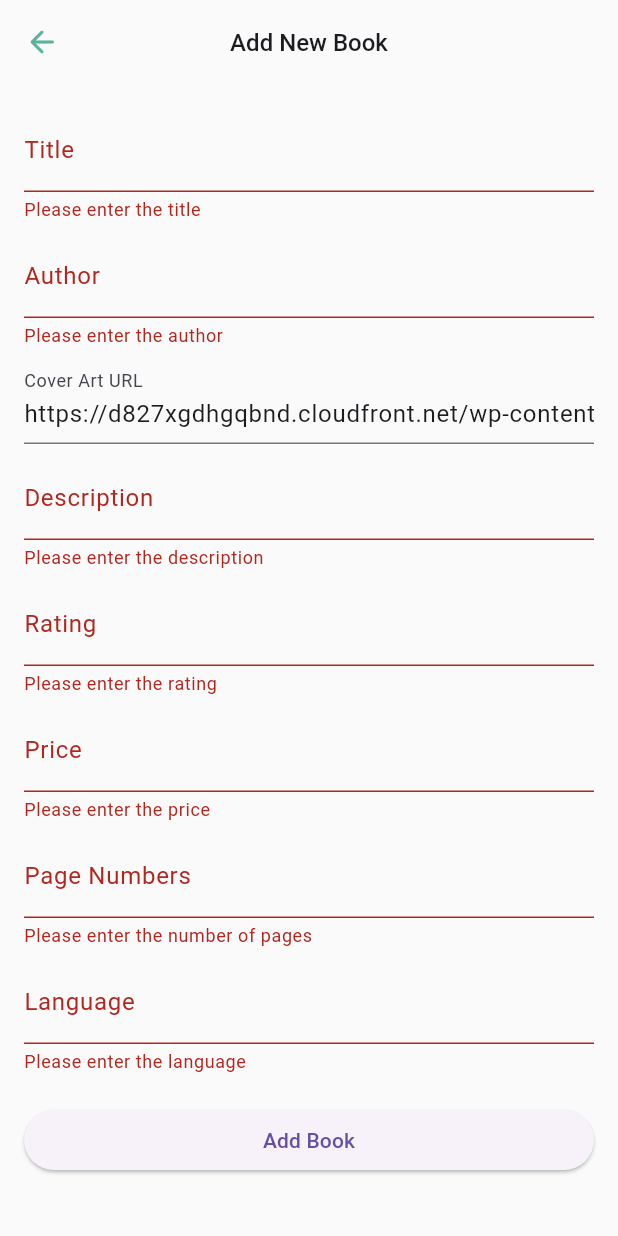
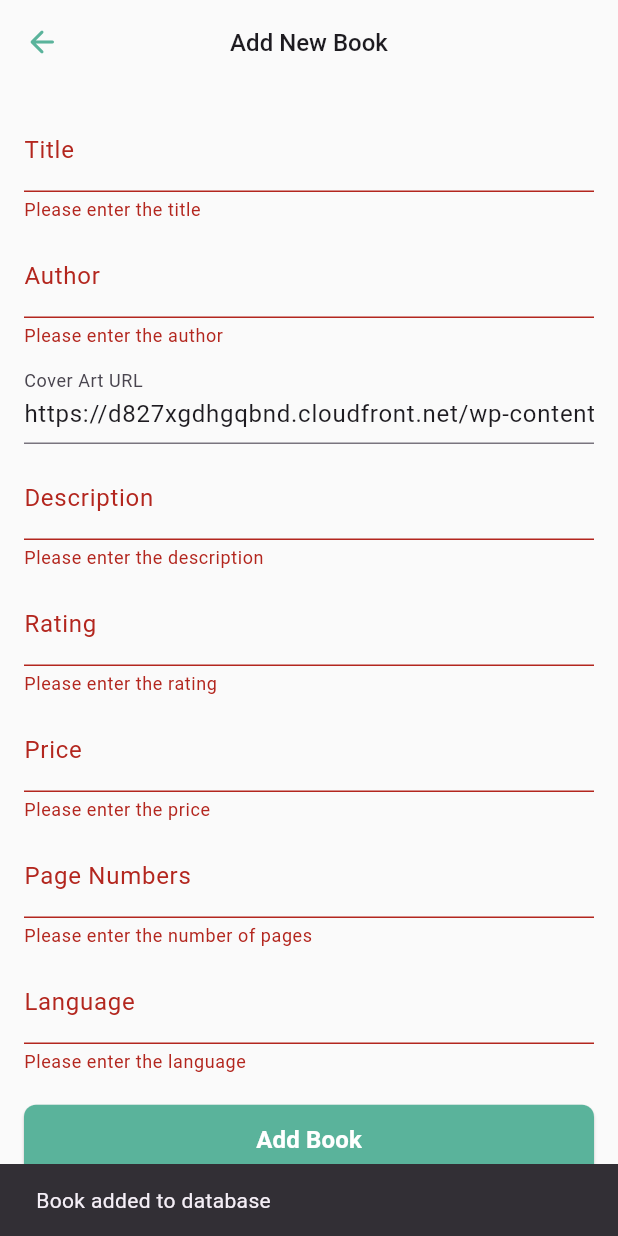
Before and after one commit to andreuvv/final-flutter-cert-app, a Flutter app: the AddBookPage screen opened directly, after a tap on "Add Book", on a phone screen of 412 x 824 dp. Run offline on Flutter 3.47's test engine with Material 3 defaults, Android fonts, the phone set to English and light mode, and no system bars; our stand-ins replace badges, carousel_slider, dio, firebase_core, flutter_bloc, share_plus; accounts and stored records are empty; network calls fail.

Commit message:
shopping cart, button refactors

```diff
--- /dev/null
+++ b/lib/bloc/shopping_cart_bloc.dart
@@ -0,0 +1,83 @@
+import 'package:flutter_bloc/flutter_bloc.dart';
+import 'package:flutter_cert_final/models/book_model.dart';
+
+/// Events
+abstract class ShoppingCartEvent {}
+
+class AddToCartEvent extends ShoppingCartEvent {
+  final BookModel book;
+  AddToCartEvent(this.book);
+}
+
+class RemoveFromCartEvent extends ShoppingCartEvent {
+  final BookModel book;
+  RemoveFromCartEvent(this.book);
+}
+
+class IncreaseQuantityEvent extends ShoppingCartEvent {
+  final BookModel book;
+  IncreaseQuantityEvent(this.book);
+}
+
+class DecreaseQuantityEvent extends ShoppingCartEvent {
+  final BookModel book;
+  DecreaseQuantityEvent(this.book);
+}
+
+class ClearCartEvent extends ShoppingCartEvent {}
+
+/// States
+abstract class ShoppingCartState {}
+
+class ShoppingCartInitial extends ShoppingCartState {}
+
+class ShoppingCartUpdated extends ShoppingCartState {
+  final List<BookModel> cartItems;
+  final Map<BookModel, int> itemQuantities;
+  ShoppingCartUpdated(this.cartItems, this.itemQuantities);
+}
+
+/// Bloc
+class ShoppingCartBloc extends Bloc<ShoppingCartEvent, ShoppingCartState> {
+  final List<BookModel> _cartItems = [];
+  final Map<BookModel, int> _itemQuantities = {};
+
+  ShoppingCartBloc() : super(ShoppingCartInitial()) {
+    on<AddToCartEvent>((event, emit) {
+      if (_itemQuantities.containsKey(event.book)) {
+        _itemQuantities[event.book] = _itemQuantities[event.book]! + 1;
+      } else {
+        _cartItems.add(event.book);
+        _itemQuantities[event.book] = 1;
+      }
+      emit(ShoppingCartUpdated(List.from(_cartItems), Map.from(_itemQuantities)));
+    });
+
+    on<RemoveFromCartEvent>((event, emit) {
+      _cartItems.remove(event.book);
+      _itemQuantities.remove(event.book);
+      emit(ShoppingCartUpdated(List.from(_cartItems), Map.from(_itemQuantities)));
+    });
+
+    on<IncreaseQuantityEvent>((event, emit) {
+      _itemQuantities[event.book] = _itemQuantities[event.book]! + 1;
+      emit(ShoppingCartUpdated(List.from(_cartItems), Map.from(_itemQuantities)));
+    });
+
+    on<DecreaseQuantityEvent>((event, emit) {
+      if (_itemQuantities[event.book]! > 1) {
+        _itemQuantities[event.book] = _itemQuantities[event.book]! - 1;
+      } else {
+        _cartItems.remove(event.book);
+        _itemQuantities.remove(event.book);
+      }
+      emit(ShoppingCartUpdated(List.from(_cartItems), Map.from(_itemQuantities)));
+    });
+
+    on<ClearCartEvent>((event, emit) {
+      _cartItems.clear();
+      _itemQuantities.clear();
+      emit(ShoppingCartUpdated(List.from(_cartItems), Map.from(_itemQuantities)));
+    });
+  }
+}
--- a/lib/main.dart
+++ b/lib/main.dart
@@ -4,6 +4,7 @@ import 'package:flutter/services.dart';
 import 'package:flutter_bloc/flutter_bloc.dart';
 import 'package:flutter_cert_final/bloc/books_app_bloc.dart';
 import 'package:flutter_cert_final/bloc/navigation_bloc.dart';
+import 'package:flutter_cert_final/bloc/shopping_cart_bloc.dart';
 import 'package:flutter_cert_final/services/book_list_service.dart';
 import 'package:flutter_cert_final/ui/pages/bookmarks_page.dart';
 import 'package:flutter_cert_final/ui/pages/home_page.dart';
@@ -32,6 +33,9 @@ class FinalFlutterCertApp extends StatelessWidget {
         BlocProvider(
           create: (context) => NavigationBloc(),
         ),
+        BlocProvider(
+          create: (context) => ShoppingCartBloc(),
+        ),
       ],
       child: MaterialApp(
         title: 'Firebase eBooks Project',
--- a/lib/ui/pages/add_book_page.dart
+++ b/lib/ui/pages/add_book_page.dart
@@ -126,8 +126,27 @@ class AddBookPage extends StatelessWidget {
               ),
               const SizedBox(height: 20),
               ElevatedButton(
-                onPressed: () => controller.saveBook(context),
-                child: const Text('Add Book'),
+                onPressed: () {
+                  controller.saveBook(context);
+                  ScaffoldMessenger.of(context).showSnackBar(
+                    const SnackBar(content: Text('Book added to database')),
+                  );
+                },
+                style: ElevatedButton.styleFrom(
+                  backgroundColor: AppColors.teal,
+                  padding: const EdgeInsets.symmetric(vertical: 12.0, horizontal: 24.0),
+                  shape: RoundedRectangleBorder(
+                    borderRadius: BorderRadius.circular(8.0),
+                  ),
+                ),
+                child: const Text(
+                  'Add Book',
+                  style: TextStyle(
+                    color: Colors.white,
+                    fontSize: 16.0,
+                    fontWeight: FontWeight.bold,
+                  ),
+                ),
               ),
             ],
           ),
--- a/lib/ui/pages/book_manager_page.dart
+++ b/lib/ui/pages/book_manager_page.dart
@@ -128,6 +128,9 @@ class BookManagerPage extends StatelessWidget {
                                             onPressed: () {
                                               context.read<BooksAppBloc>().add(DeleteBookEvent(book));
                                               Navigator.of(context).pop();
+                                              ScaffoldMessenger.of(context).showSnackBar(
+                                                const SnackBar(content: Text('Book deleted')),
+                                              );
                                             },
                                             style: TextButton.styleFrom(
                                               foregroundColor: Colors.red,
--- a/pubspec.yaml
+++ b/pubspec.yaml
@@ -15,6 +15,7 @@ dependencies:
   dio: ^5.7.0
   carousel_slider: ^5.0.0
   share_plus: ^10.1.3
+  badges: ^3.1.2
 
 dev_dependencies:
   flutter_test:
```
Also changed, not shown: lib/ui/local_widgets/quantity_selector_widget.dart (added, +71 -0 lines), lib/ui/pages/book_detail_page.dart (+15 -38 lines), lib/ui/pages/edit_books_page.dart (+21 -2 lines), lib/ui/pages/home_page.dart (+31 -6 lines), lib/ui/pages/shopping_cart_page.dart (added, +189 -0 lines), pubspec.lock.
